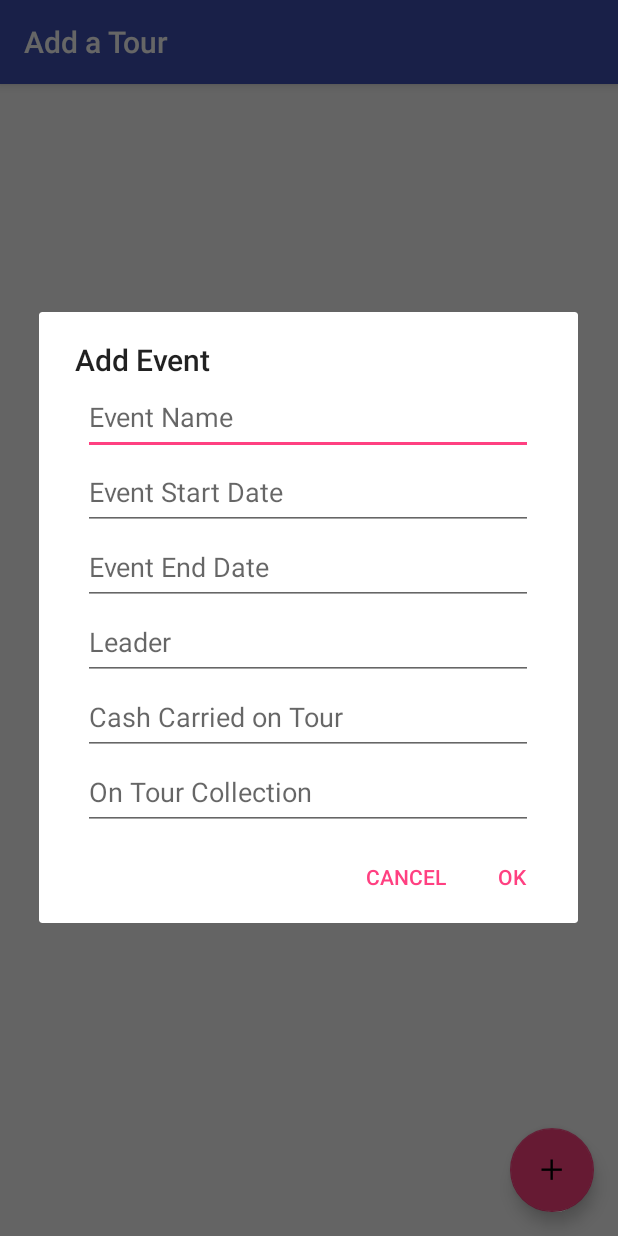
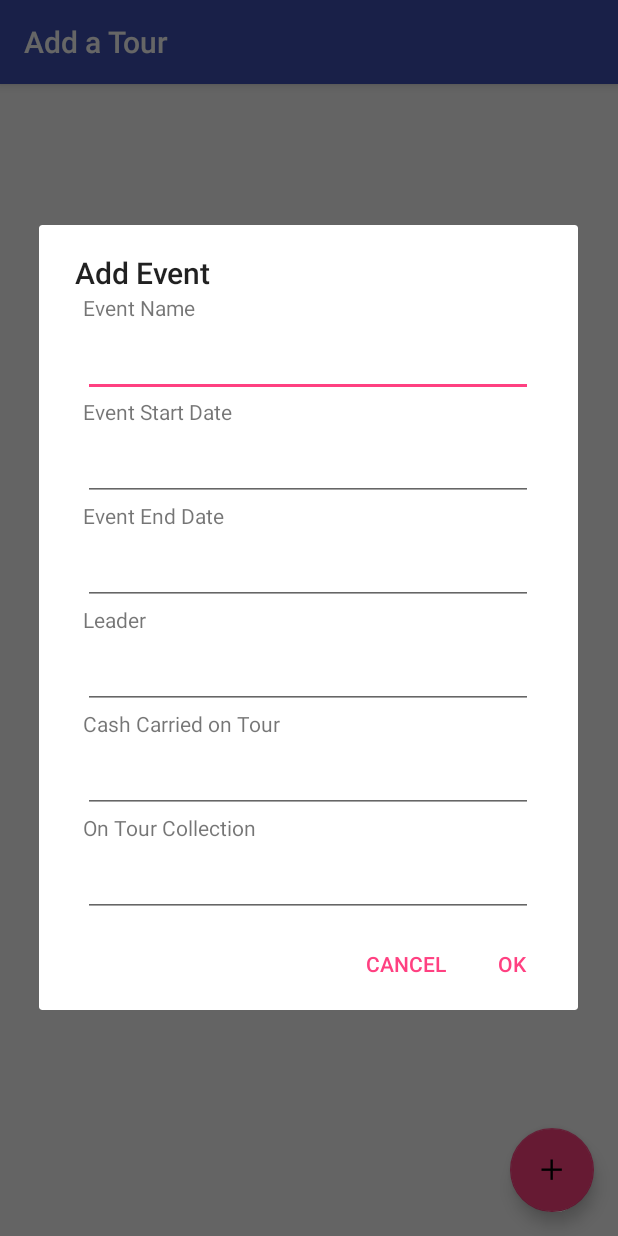
Before and after one commit to kgmalvi/Leaders, an Android app: the screen it shows after launch (TourActivity), after a tap on an icon or button, on a phone screen of 412 x 824 dp. Run offline under Robolectric (Android 15) with nearby library versions, the phone set to English and light mode, and no system bars.

```diff
--- a/app/build.gradle
+++ b/app/build.gradle
@@ -30,4 +30,5 @@ dependencies {
     compile 'com.google.android.gms:play-services-auth:9.6.1'
     compile 'com.google.android.gms:play-services-gcm:9.6.1'
     testCompile 'junit:junit:4.12'
+    compile 'com.android.support.constraint:constraint-layout:1.0.0-alpha9'
 }
--- a/app/src/main/java/in/mumbaitravellers/leaders/DBHelper/DatabaseHelper.java
+++ b/app/src/main/java/in/mumbaitravellers/leaders/DBHelper/DatabaseHelper.java
@@ -5,6 +5,7 @@ import android.content.Context;
 import android.database.Cursor;
 import android.database.sqlite.SQLiteDatabase;
 import android.database.sqlite.SQLiteOpenHelper;
+import android.util.Log;
 
 import java.text.SimpleDateFormat;
 import java.util.ArrayList;
@@ -28,7 +29,7 @@ public class DatabaseHelper extends SQLiteOpenHelper {
     private static final String LOG = "DatabaseHelper";
 
     // Database Version
-    private static final int DATABASE_VERSION = 12;
+    private static final int DATABASE_VERSION = 13;
 
     // Database Name
     private static final String DATABASE_NAME = "ExpenseSheet";
@@ -65,19 +66,19 @@ public class DatabaseHelper extends SQLiteOpenHelper {
             + TABLE_TOUR + "(" + KEY_ID + " INTEGER PRIMARY KEY ," + KEY_EVENTID + " INTEGER," + KEY_EVENTNAME
             + " TEXT," + KEY_EVENTSTARTDATE + " TEXT," + KEY_EVENTENDDATE + " TEXT," + KEY_LEADERS + " TEXT,"
             + KEY_CASHCARRIED + " TEXT," + KEY_ONTOURCOLLECTION + " TEXT,"
-            + KEY_CREATED_AT + " DATETIME" + KEY_UPDATED_AT + " DATETIME" + ")";
+            + KEY_CREATED_AT + " DATETIME, " + KEY_UPDATED_AT + " DATETIME" + ")";
 
     // Expense table create statement
     private static final String CREATE_TABLE_EXPENSE = "CREATE TABLE " + TABLE_EXPENSE
             + "(" + KEY_ID + " INTEGER PRIMARY KEY," + KEY_EVENTID + " INTEGER,"
             + KEY_AMOUNT + " INTEGER," + KEY_TYPE + " TEXT," + KEY_DESCRIPTION + " TEXT,"
-            + KEY_CREATED_AT + " DATETIME" + KEY_UPDATED_AT + " DATETIME" + ")";
+            + KEY_CREATED_AT + " DATETIME, " + KEY_UPDATED_AT + " DATETIME" + ")";
 
     // tour_expense table create statement
     private static final String CREATE_TABLE_TOUR_EXPENSE = "CREATE TABLE "
             + TABLE_TOUR_EXPENSE + "(" + KEY_ID + " INTEGER PRIMARY KEY,"
             + KEY_TOUR_ID + " INTEGER," + KEY_EXPENSE_ID + " INTEGER,"
-            + KEY_CREATED_AT + " DATETIME" + KEY_UPDATED_AT + " DATETIME" + ")";
+            + KEY_CREATED_AT + " DATETIME, " + KEY_UPDATED_AT + " DATETIME" + ")";
 
     public DatabaseHelper(Context context) {
         super(context, DATABASE_NAME, null, DATABASE_VERSION);
@@ -110,7 +111,7 @@ public class DatabaseHelper extends SQLiteOpenHelper {
     /*
     * Creating a Tour
     */
-    public long createTour(Tour tour, long[] expense_ids) {
+    public long createTour(Tour tour) {
         SQLiteDatabase db = this.getWritableDatabase();
 
         ContentValues values = new ContentValues();
@@ -126,11 +127,6 @@ public class DatabaseHelper extends SQLiteOpenHelper {
 
         // insert row
         long tour_id = db.insert(TABLE_TOUR, null, values);
-
-        // assigning expense to Tour.
-        for (long expense_id : expense_ids) {
-            createTourExpense(tour_id, expense_id);
-        }
 
         return tour_id;
     }
@@ -343,7 +339,6 @@ public class DatabaseHelper extends SQLiteOpenHelper {
         SQLiteDatabase db = this.getWritableDatabase();
 
         ContentValues values = new ContentValues();
-        values.put(KEY_EVENTID, tour.getEventId());
         values.put(KEY_EVENTNAME, tour.getEventName());
         values.put(KEY_EVENTSTARTDATE, tour.getEventStartDate());
         values.put(KEY_EVENTENDDATE, tour.getEventEndDate());
@@ -351,9 +346,13 @@ public class DatabaseHelper extends SQLiteOpenHelper {
         values.put(KEY_CASHCARRIED, tour.getCashCarried());
         values.put(KEY_ONTOURCOLLECTION, tour.getOnTourCollection());
         values.put(KEY_CREATED_AT, getDateTime());
+        values.put(KEY_UPDATED_AT, getDateTime());
+
+        Log.e("query", KEY_ID + " = ?" + "   " +
+                new String[]{String.valueOf(tour.getId())});
 
         // updating row
-        return db.update(TABLE_TOUR, values, KEY_ID + " = ?",
+        return db.update(TABLE_TOUR, values, KEY_ID + " = 1",
                 new String[]{String.valueOf(tour.getId())});
     }
 
--- a/app/src/main/java/in/mumbaitravellers/leaders/adapters/ExpenseAdapter.java
+++ b/app/src/main/java/in/mumbaitravellers/leaders/adapters/ExpenseAdapter.java
@@ -57,7 +57,6 @@ public class ExpenseAdapter extends ArrayAdapter<Expense> {
             if (tvDescription != null) {
                 tvDescription.setText(expense.getDescription());
             }
-
         }
 
         return view;
--- a/app/src/main/res/layout/activity_add_new_trip.xml
+++ b/app/src/main/res/layout/activity_add_new_trip.xml
@@ -10,52 +10,83 @@
         android:gravity="center_horizontal"
         android:orientation="vertical">
 
+        <TextView
+            android:id="@+id/textView"
+            android:layout_width="300dp"
+            android:layout_height="wrap_content"
+            android:text="Event Name" />
+
         <EditText
             android:id="@+id/edTxt_EventName"
             android:layout_width="300dp"
             android:layout_height="50dp"
-            android:hint="Event Name"
+            android:paddingBottom="15dp"
             android:inputType="textCapCharacters" />
+
+        <TextView
+            android:id="@+id/textView2"
+            android:layout_width="300dp"
+            android:layout_height="wrap_content"
+            android:text="Event Start Date" />
 
         <EditText
             android:id="@+id/edTxt_EventSDate"
             android:layout_width="300dp"
             android:layout_height="50dp"
             android:ems="10"
-            android:hint="Event Start Date"
             android:inputType="date" />
 
+
+        <TextView
+            android:id="@+id/textView3"
+            android:layout_width="300dp"
+            android:layout_height="wrap_content"
+            android:text="Event End Date" />
 
         <EditText
             android:id="@+id/edTxt_EventEDate"
             android:layout_width="300dp"
             android:layout_height="50dp"
             android:ems="10"
-            android:hint="Event End Date"
             android:inputType="date" />
 
+
+        <TextView
+            android:id="@+id/textView4"
+            android:layout_width="300dp"
+            android:layout_height="wrap_content"
+            android:text="Leader" />
 
         <EditText
             android:id="@+id/edTxt_Leader"
             android:layout_width="300dp"
             android:layout_height="50dp"
-            android:hint="Leader"
             android:inputType="textCapCharacters" />
+
+        <TextView
+            android:id="@+id/textView5"
+            android:layout_width="300dp"
+            android:layout_height="wrap_content"
+            android:text="Cash Carried on Tour" />
 
         <EditText
             android:id="@+id/edTxt_CashCarried"
             android:layout_width="300dp"
             android:layout_height="50dp"
             android:ems="10"
-            android:hint="Cash Carried on Tour"
             android:inputType="number" />
+
+        <TextView
+            android:id="@+id/textView6"
+            android:layout_width="300dp"
+            android:layout_height="wrap_content"
+            android:text="On Tour Collection" />
 
         <EditText
             android:id="@+id/edTxt_TourCollection"
             android:layout_width="300dp"
             android:layout_height="50dp"
             android:ems="10"
-            android:hint="On Tour Collection"
             android:inputType="number" />
 
     </LinearLayout>
```
Also changed, not shown: app/src/main/java/in/mumbaitravellers/leaders/activity/ExpenseActivity.java (+51 -14 lines), app/src/main/java/in/mumbaitravellers/leaders/activity/TourActivity.java (+25 -2 lines), app/src/main/java/in/mumbaitravellers/leaders/model/Expense.java (+7 -0 lines), app/src/main/java/in/mumbaitravellers/leaders/model/Tour.java (+9 -0 lines), app/src/main/res/layout/content_expense.xml (+0 -11 lines), app/src/main/res/menu/menu_expense.xml (added, +11 -0 lines), app/src/main/res/menu/menu_tour.xml (deleted, +0 -21 lines), app/src/main/res/drawable-hdpi/ic_send.png (added), app/src/main/res/drawable-mdpi/ic_send.png (added), app/src/main/res/drawable-xhdpi/ic_send.png (added), app/src/main/res/drawable-xxhdpi/ic_send.png (added), app/src/main/res/drawable-xxxhdpi/ic_send.png (added).
